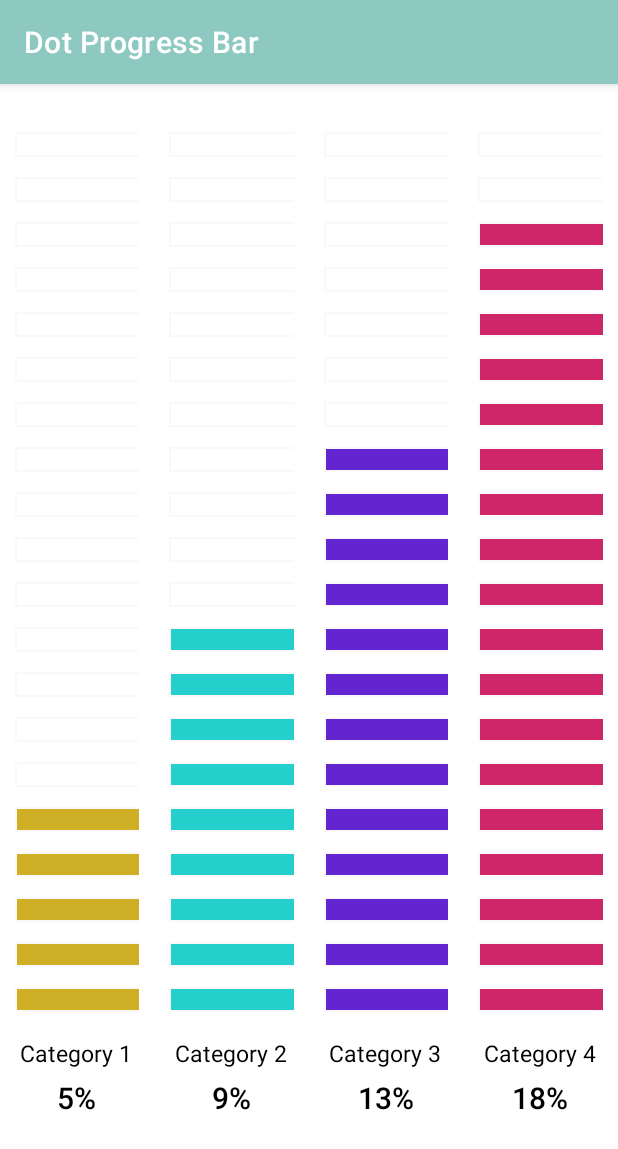
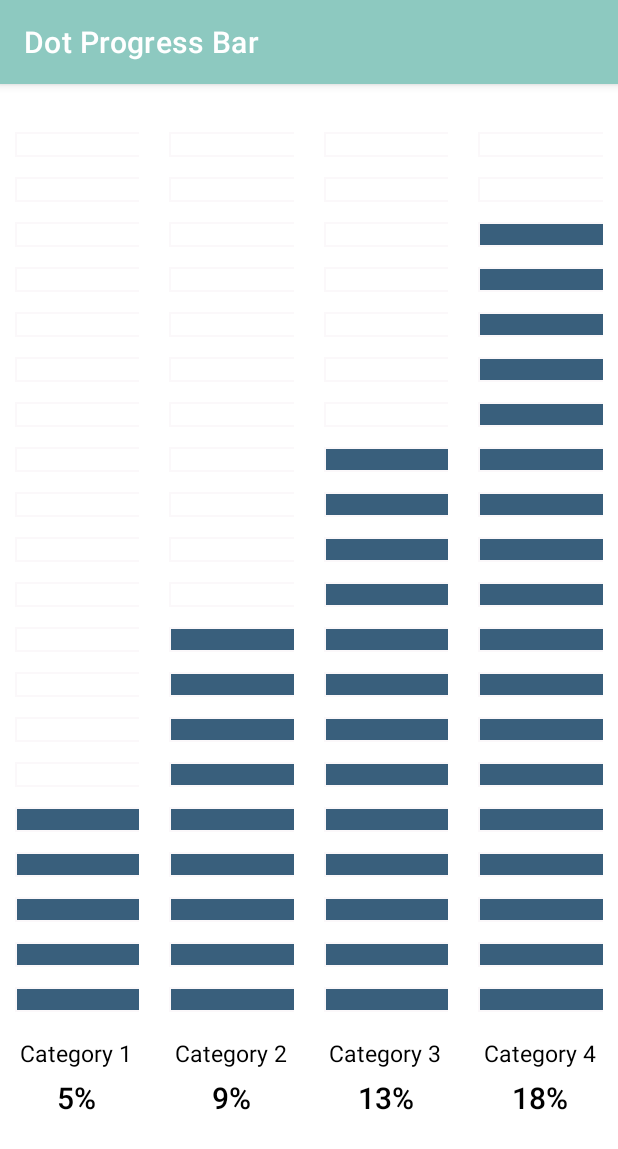
Before and after one commit to sung2063/AndroidTableauLibrary, an Android app: the DotProgressActivity screen opened directly, with no data from a screen before it, on a phone screen of 412 x 824 dp. Shown: the top 1149 px of the screen. Run offline under Robolectric (Android 15) with nearby library versions, the phone set to English and light mode, and no system bars.

```diff
--- a/app/src/main/AndroidManifest.xml
+++ b/app/src/main/AndroidManifest.xml
@@ -10,7 +10,7 @@
         android:supportsRtl="true"
         android:theme="@style/Theme.TableauProjectSample">
         <activity
-            android:name=".MainActivity"
+            android:name=".PieGraphActivity"
             android:screenOrientation="portrait">
             <intent-filter>
                 <action android:name="android.intent.action.MAIN" />
@@ -19,7 +19,7 @@
             </intent-filter>
         </activity>
         <activity
-            android:name=".PieGraphActivity"
+            android:name=".MainActivity"
             android:label="Pie Bar Graph"
             android:screenOrientation="portrait" />
         <activity
--- a/app/src/main/res/layout/activity_dot_progress.xml
+++ b/app/src/main/res/layout/activity_dot_progress.xml
@@ -10,7 +10,7 @@
         android:id="@+id/dot_progress_view"
         android:layout_width="0dp"
         android:layout_height="0dp"
-        app:useCommonColor="false"
+        app:useCommonColor="true"
         app:layout_constraintBottom_toBottomOf="parent"
         app:layout_constraintEnd_toEndOf="parent"
         app:layout_constraintStart_toStartOf="parent"
```
Also changed, not shown: 4 other files.
